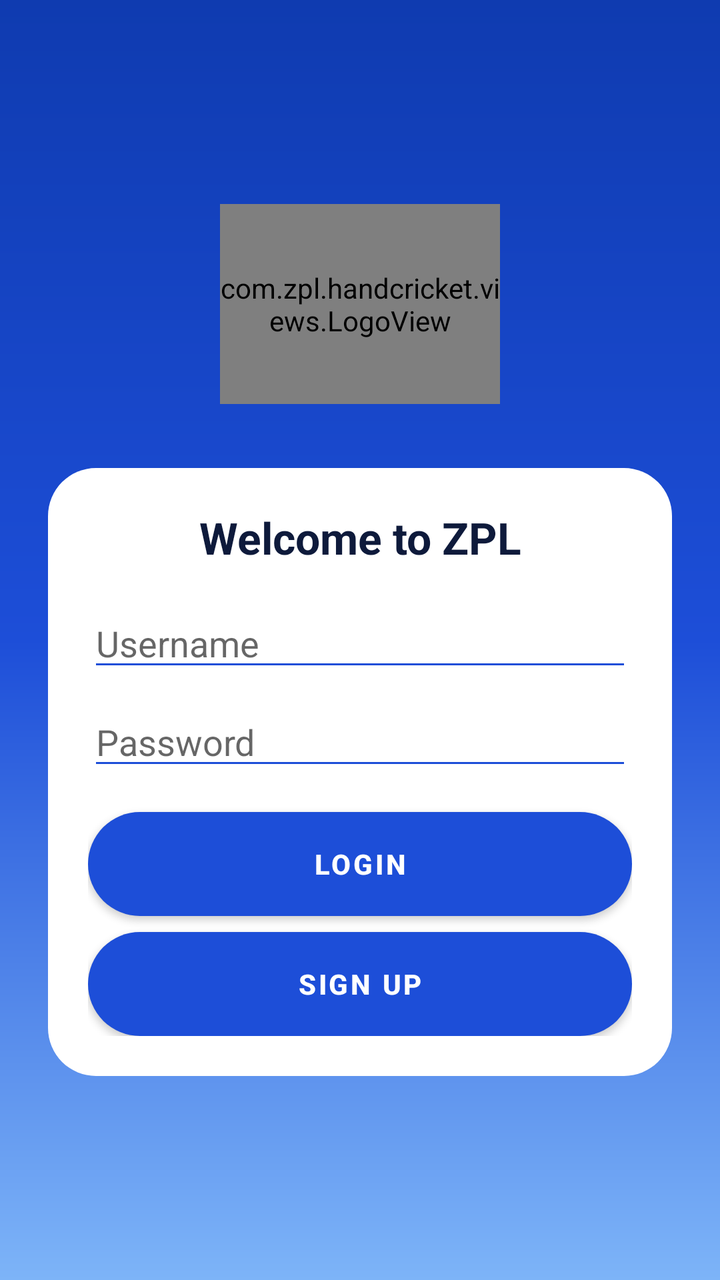
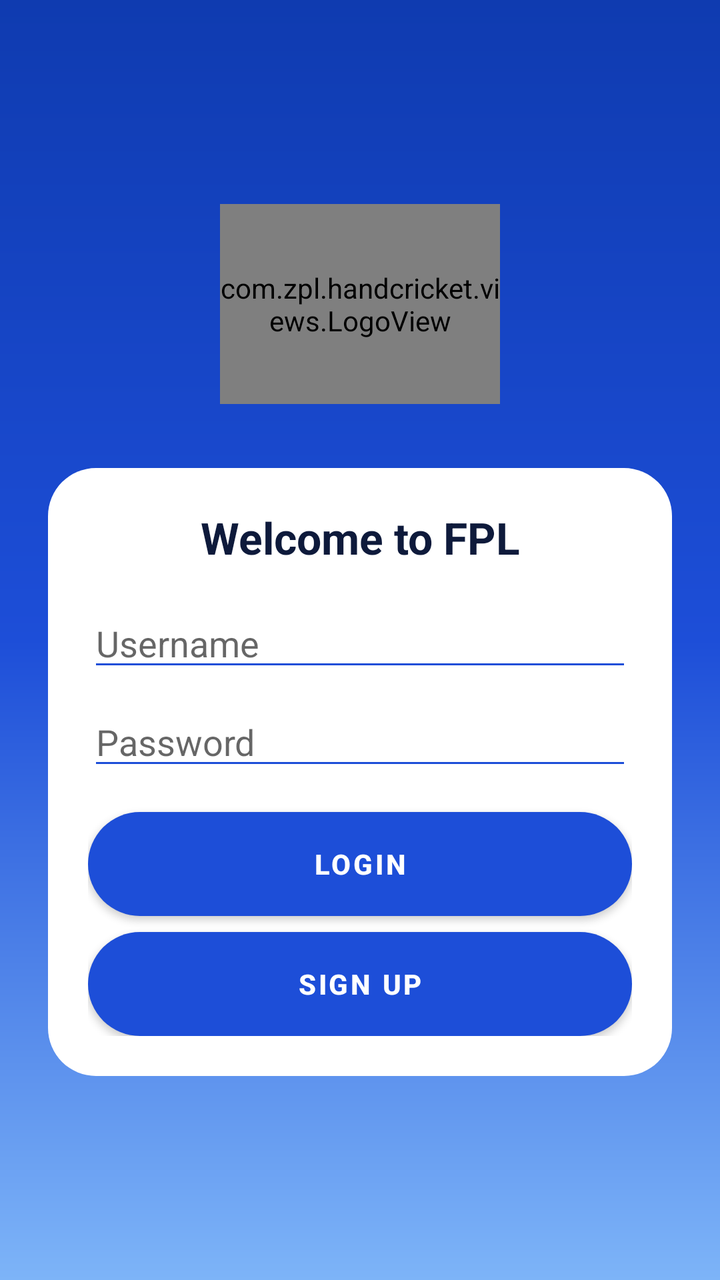

An Android layout rendered at two revisions. The XML below is the earlier revision; the diff shows what the commit changed to produce the second picture.
<!-- AndroidManifest.xml: activity theme Theme.ZplHandCricket.NoActionBar -->
<!-- res/layout/activity_login.xml -->
<?xml version="1.0" encoding="utf-8"?>
<FrameLayout xmlns:android="http://schemas.android.com/apk/res/android"
    android:layout_width="match_parent"
    android:layout_height="match_parent"
    android:background="@drawable/bg_stadium_gradient">

    <LinearLayout
        android:layout_width="match_parent"
        android:layout_height="wrap_content"
        android:layout_gravity="center"
        android:orientation="vertical"
        android:padding="24dp">

        <com.zpl.handcricket.views.LogoView
            android:layout_width="140dp"
            android:layout_height="100dp"
            android:layout_gravity="center_horizontal"
            android:layout_marginBottom="32dp"/>

        <LinearLayout
            android:background="@drawable/bg_card_white"
            android:layout_width="match_parent"
            android:layout_height="wrap_content"
            android:orientation="vertical"
            android:padding="20dp">

            <TextView
                android:layout_width="match_parent"
                android:layout_height="wrap_content"
                android:text="Welcome to ZPL"
                android:textColor="@color/ink"
                android:textSize="22sp"
                android:textStyle="bold"
                android:gravity="center"
                android:layout_marginBottom="16dp"/>

            <EditText
                android:id="@+id/etUsername"
                android:layout_width="match_parent"
                android:layout_height="wrap_content"
                android:hint="@string/username"
                android:inputType="text"
                android:autofillHints="username"
                android:backgroundTint="@color/zpl_blue"/>

            <EditText
                android:id="@+id/etPassword"
                android:layout_width="match_parent"
                android:layout_height="wrap_content"
                android:hint="@string/password"
                android:inputType="textPassword"
                android:autofillHints="password"
                android:backgroundTint="@color/zpl_blue"
                android:layout_marginTop="8dp"/>

            <Button
                android:id="@+id/btnLogin"
                android:layout_width="match_parent"
                android:layout_height="52dp"
                android:layout_marginTop="16dp"
                android:background="@drawable/bg_button_blue"
                android:text="@string/login"
                android:textColor="@color/white"
                android:textStyle="bold"/>

            <Button
                android:id="@+id/btnSignup"
                android:layout_width="match_parent"
                android:layout_height="52dp"
                android:layout_marginTop="8dp"
                android:background="@drawable/bg_button_red"
                android:text="@string/signup"
                android:textColor="@color/white"
                android:textStyle="bold"/>
        </LinearLayout>
    </LinearLayout>
</FrameLayout>
<!-- resources referenced by this layout -->
<resources>
  <color name="ink">#0E1A3B</color>
  <color name="white">#FFFFFF</color>
  <color name="zpl_blue">#1D4ED8</color>
  <!-- drawable bg_button_blue (drawable) -->
  <?xml version="1.0" encoding="utf-8"?>
  <shape xmlns:android="http://schemas.android.com/apk/res/android"
      android:shape="rectangle">
      <solid android:color="@color/zpl_blue" />
      <corners android:radius="32dp" />
  </shape>
  <!-- drawable bg_button_red (drawable) -->
  <?xml version="1.0" encoding="utf-8"?>
  <shape xmlns:android="http://schemas.android.com/apk/res/android"
      android:shape="rectangle">
      <solid android:color="@color/zpl_red" />
      <corners android:radius="32dp" />
  </shape>
  <!-- drawable bg_card_white (drawable) -->
  <?xml version="1.0" encoding="utf-8"?>
  <shape xmlns:android="http://schemas.android.com/apk/res/android"
      android:shape="rectangle">
      <solid android:color="@color/white" />
      <corners android:radius="24dp" />
  </shape>
  <!-- drawable bg_stadium_gradient (drawable) -->
  <?xml version="1.0" encoding="utf-8"?>
  <shape xmlns:android="http://schemas.android.com/apk/res/android"
      android:shape="rectangle">
      <gradient
          android:type="linear"
          android:angle="270"
          android:startColor="@color/zpl_blue_dark"
          android:centerColor="@color/zpl_blue"
          android:endColor="@color/zpl_blue_sky" />
  </shape>
  <string name="login">Login</string>
  <string name="password">Password</string>
  <string name="signup">Sign up</string>
  <string name="username">Username</string>
  <style name="Theme.ZplHandCricket.NoActionBar" parent="Theme.ZplHandCricket">
          <item name="windowActionBar">false</item>
          <item name="windowNoTitle">true</item>
      </style>
  <color name="zpl_red">#E63946</color>
  <color name="zpl_blue_dark">#0F3BB0</color>
  <color name="zpl_blue_sky">#7DB4F8</color>
  <style name="Theme.ZplHandCricket" parent="Theme.MaterialComponents.Light.NoActionBar">
          <item name="colorPrimary">@color/zpl_blue</item>
          <item name="colorPrimaryDark">@color/zpl_blue_dark</item>
          <item name="colorAccent">@color/zpl_red</item>
          <item name="android:statusBarColor">@color/zpl_blue_dark</item>
          <item name="android:windowLightStatusBar">false</item>
      </style>
</resources>

<!-- the commit's change to res/layout/activity_login.xml (unified diff, before → after) -->
@@ -27,7 +27,7 @@
             <TextView
                 android:layout_width="match_parent"
                 android:layout_height="wrap_content"
-                android:text="Welcome to ZPL"
+                android:text="Welcome to FPL"
                 android:textColor="@color/ink"
                 android:textSize="22sp"
                 android:textStyle="bold"
